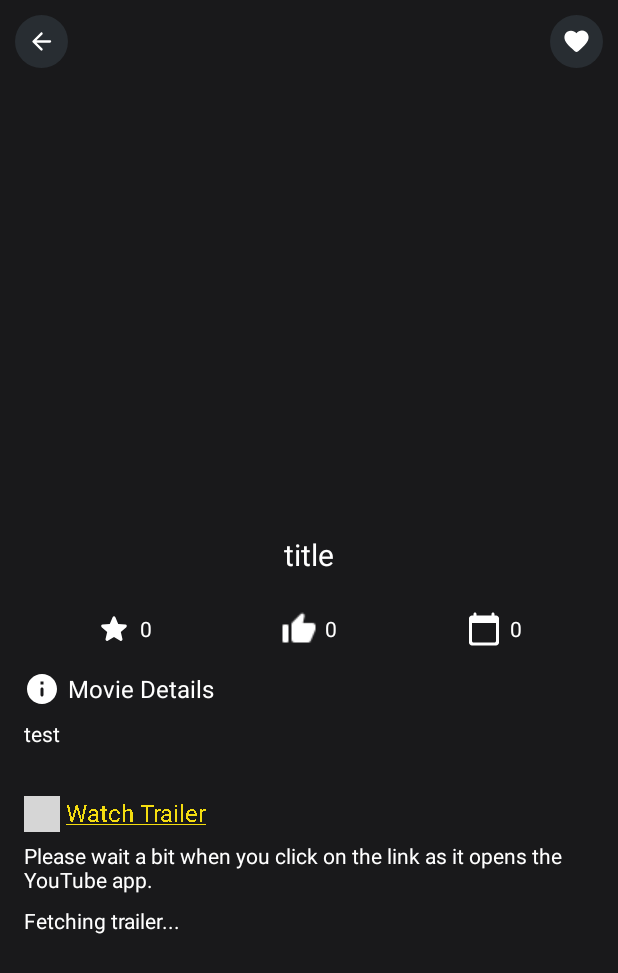
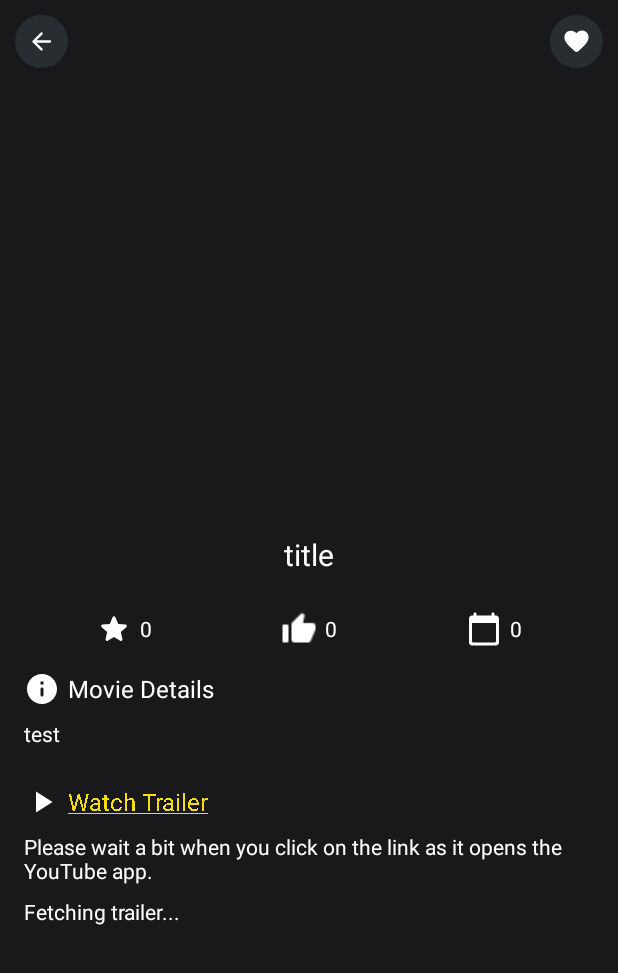
Before and after one commit to MarcoGiacoppo/MyCustomApp, an Android app: the DetailActivity screen opened directly, with no data from a screen before it, on a phone screen of 412 x 824 dp. Shown: the top 973 px of the screen. Run offline under Robolectric (Android 15) with nearby library versions, the phone set to English and light mode, and no system bars; our stand-ins replace Firebase (no records; nobody signed in at launch, a user with empty details on screens opened directly); pictures from the network do not load; grey boxes are pictures that could not be loaded.

Commit message:
Minor Changes

```diff
--- /dev/null
+++ b/app/src/main/res/drawable/baseline_play_arrow_24.xml
@@ -0,0 +1,5 @@
+<vector android:height="24dp" android:tint="#000000"
+    android:viewportHeight="24" android:viewportWidth="24"
+    android:width="24dp" xmlns:android="http://schemas.android.com/apk/res/android">
+    <path android:fillColor="@android:color/white" android:pathData="M8,5v14l11,-7z"/>
+</vector>
--- a/app/src/main/res/layout/activity_detail.xml
+++ b/app/src/main/res/layout/activity_detail.xml
@@ -186,23 +186,13 @@
                 app:layout_constraintStart_toStartOf="@+id/textView15"
                 app:layout_constraintTop_toBottomOf="@+id/textView15" />
 
-            <ImageView
-                android:id="@+id/imageView3"
-                android:layout_width="24dp"
-                android:layout_height="24dp"
-                android:layout_marginStart="16dp"
-                app:layout_constraintStart_toStartOf="parent"
-                app:layout_constraintTop_toTopOf="@+id/trailer"
-                app:srcCompat="@drawable/play"
-                app:tint="@color/white" />
-
             <TextView
                 android:id="@+id/trailer"
                 android:layout_width="0dp"
                 android:layout_height="wrap_content"
-                android:layout_marginStart="28dp"
-                android:layout_marginTop="32dp"
+                android:layout_marginTop="24dp"
                 android:drawablePadding="5dp"
+                android:drawableStart="@drawable/baseline_play_arrow_24"
                 android:drawableTint="@color/white"
                 android:gravity="center_vertical"
                 android:text="Watch Trailer"
@@ -217,12 +207,11 @@
                 android:layout_width="0dp"
                 android:layout_height="wrap_content"
                 android:layout_marginTop="8dp"
-                android:text="Please wait a bit when you click on the link as it opens the YouTube app.
-       "
+                android:text="Please wait a bit when you click on the link as it opens the YouTube app."
                 android:textColor="@color/white"
                 android:textSize="14sp"
                 app:layout_constraintEnd_toEndOf="@+id/trailer"
-                app:layout_constraintStart_toStartOf="@+id/imageView3"
+                app:layout_constraintStart_toStartOf="@+id/trailer"
                 app:layout_constraintTop_toBottomOf="@+id/trailer" />
 
             <TextView
```
Also changed, not shown: app/src/main/res/drawable/signout.png (added), 1 other file.
